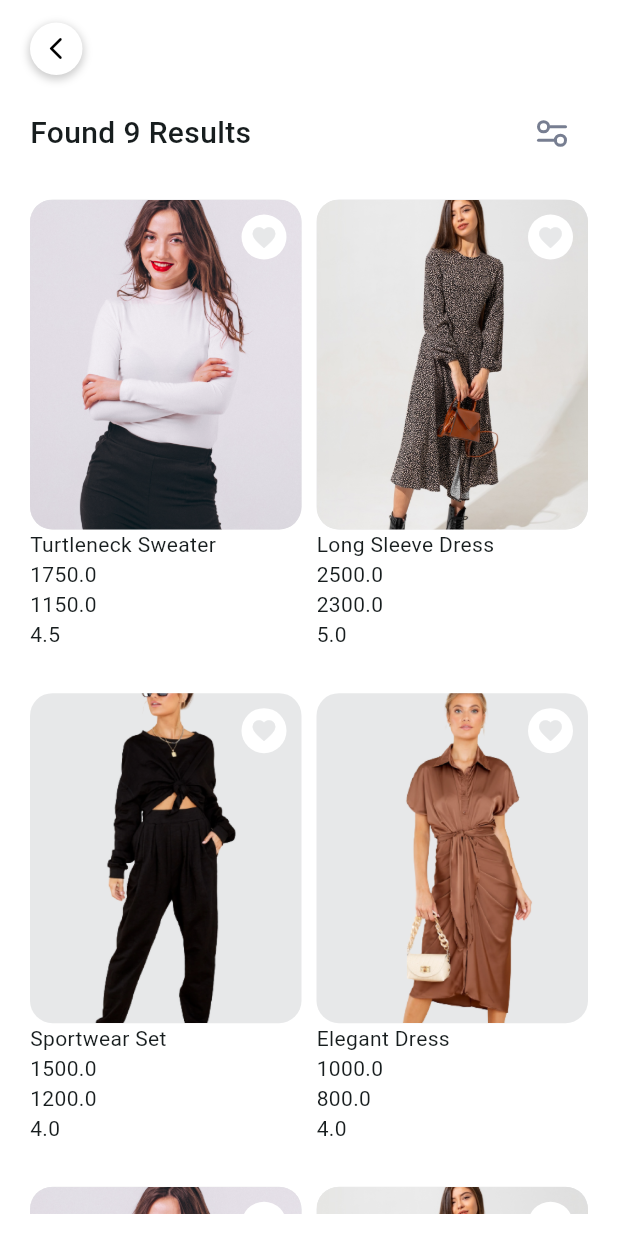
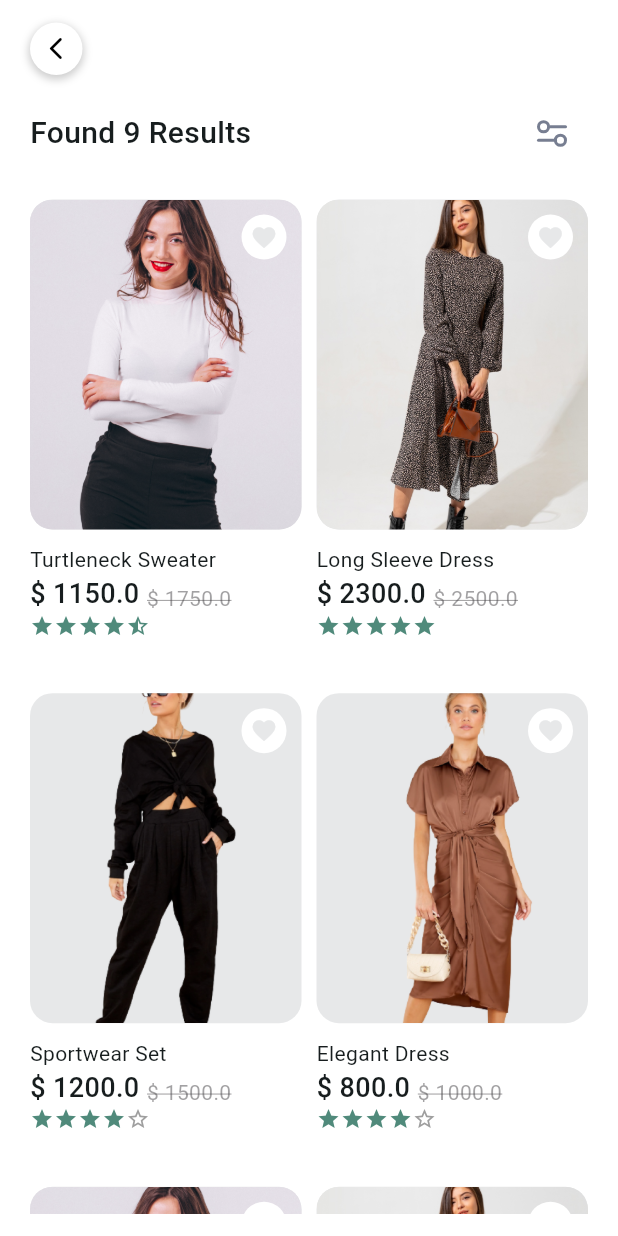
Before and after one commit to hupptechnologies/flutter-shopping-store, a Flutter app: the ProductListView screen opened by its route, on a phone screen of 412 x 824 dp. Run offline on Flutter 3.47's test engine with Material 3 defaults, Android fonts, the phone set to English and light mode, and no system bars; drawn by our look-alikes of custom_rating_bar; our stand-ins replace carousel_slider, cookie_jar, dio, dio_cookie_manager, flutter_svg, get and 1 more; statements that could not run were skipped.

```diff
--- a/lib/common/constant/app_colors.dart
+++ b/lib/common/constant/app_colors.dart
@@ -4,7 +4,9 @@ abstract class AppColors {
   static const Color lightGray = Color(0xFFE7E8E9);
   static const Color darkGray = Color(0xFF464447);
   static const Color offRed = Color.fromARGB(255, 186, 49, 49);
+  static const Color lightRed = Color(0xFFFF6E6E);
   static const Color successMsgBG = Color.fromARGB(227, 68, 165, 3);
+  static const Color lightGreen = Color(0xFF508A7B);
 
   static Color hexToColor(String hexCode) {
     if (hexCode.length == 6) {
--- a/lib/extension/string_extensions.dart
+++ b/lib/extension/string_extensions.dart
@@ -1,5 +1,5 @@
 extension StringExtensions on String {
-  String toFirstUppercase() {
+  String toFirstLatterUppercase() {
     if (isEmpty) return this;
     return this[0].toUpperCase() + substring(1);
   }
--- a/lib/screens/product/controller/product_list_controller.dart
+++ b/lib/screens/product/controller/product_list_controller.dart
@@ -12,7 +12,15 @@ class ProductListController extends GetxController {
     super.onInit();
 
     final arguments = Get.arguments;
-    title.value = arguments['title'].toString().toFirstUppercase();
+    title.value = arguments['title'].toString().toFirstLatterUppercase();
     productList.value = productDtoFromJson(DummyData.productList);
   }
+
+  void toggleFavorite(int index) {
+    if (index != -1) {
+      final bool isFavorite = !productList[index].isFavorite;
+      productList[index].isFavorite = isFavorite;
+      productList.refresh();
+    }
+  }
 }
--- a/lib/screens/product/view/product_list_view.dart
+++ b/lib/screens/product/view/product_list_view.dart
@@ -5,7 +5,9 @@ import 'package:e_commerce/common/utils/common_getx.dart';
 import 'package:e_commerce/data/product/product.dart';
 import 'package:e_commerce/screens/product/controller/product_list_controller.dart';
 import 'package:e_commerce/widgets/back_button.dart';
+import 'package:e_commerce/widgets/discount_price_widget.dart';
 import 'package:e_commerce/widgets/drawer/view/filter_drawer_view.dart';
+import 'package:e_commerce/widgets/rating_widget.dart';
 import 'package:flutter/material.dart';
 import 'package:flutter_svg/flutter_svg.dart';
 import 'package:get/get.dart';
@@ -26,11 +28,11 @@ class ProductListView extends GetView<ProductListController> {
           child: Column(
             crossAxisAlignment: CrossAxisAlignment.start,
             children: [
-              buildBackButtonOrTitle(),
-              buildTextWithFilter(),
+              backButtonOrTitleWidget(),
+              textWithFilterWidget(),
               Expanded(
                 child: SingleChildScrollView(
-                  child: buildProductList(),
+                  child: productListWidget(),
                 ),
               ),
             ],
@@ -40,7 +42,7 @@ class ProductListView extends GetView<ProductListController> {
     );
   }
 
-  Widget buildBackButtonOrTitle() {
+  Widget backButtonOrTitleWidget() {
     return Row(
       crossAxisAlignment: CrossAxisAlignment.center,
       children: [
@@ -62,16 +64,18 @@ class ProductListView extends GetView<ProductListController> {
     );
   }
 
-  Widget buildTextWithFilter() {
+  Widget textWithFilterWidget() {
     return Padding(
       padding: const EdgeInsets.only(top: 15),
       child: Row(
         mainAxisAlignment: MainAxisAlignment.spaceBetween,
         children: [
-          Text(
-            'Found ${controller.productList.length.toString()} Results',
-            softWrap: true,
-            style: const TextStyle(fontSize: 20, fontWeight: FontWeight.w500),
+          Obx(
+            () => Text(
+              'Found ${controller.productList.length.toString()} Results',
+              softWrap: true,
+              style: const TextStyle(fontSize: 20, fontWeight: FontWeight.w500),
+            ),
           ),
           Builder(builder: (context) {
             return IconButton(
@@ -86,7 +90,7 @@ class ProductListView extends GetView<ProductListController> {
     );
   }
 
-  Widget buildProductList() {
+  Widget productListWidget() {
     return Padding(
       padding: const EdgeInsets.only(top: 20),
       child: Obx(
@@ -101,14 +105,14 @@ class ProductListView extends GetView<ProductListController> {
           ),
           itemBuilder: (context, index) {
             final ProductDto item = controller.productList[index];
-            return buildProduct(item);
+            return productWidget(item, index);
           },
         ),
       ),
     );
   }
 
-  Widget buildProduct(ProductDto item) {
+  Widget productWidget(ProductDto item, int index) {
     return Column(
       crossAxisAlignment: CrossAxisAlignment.start,
       children: [
@@ -132,25 +136,32 @@ class ProductListView extends GetView<ProductListController> {
                   backgroundColor: Colors.white,
                   child: IconButton(
                     padding: EdgeInsets.zero,
-                    icon: const Icon(
+                    icon: Icon(
                       Icons.favorite,
-                      color: AppColors.lightGray,
+                      color: item.isFavorite
+                          ? AppColors.lightRed
+                          : AppColors.lightGray,
                       size: 18,
                     ),
-                    onPressed: () {
-                      // Handle the button press
-                      print('Button Pressed');
-                    },
+                    onPressed: () => controller.toggleFavorite(index),
                   ),
                 ),
               ),
             ],
           ),
         ),
-        Text(item.name!),
-        Text(item.price!.toString()),
-        Text(item.discountPrice!.toString()),
-        Text(item.rating!.toString()),
+        const SizedBox(height: 10),
+        Text(
+          item.name!,
+          style: const TextStyle(
+            overflow: TextOverflow.ellipsis,
+          ),
+        ),
+        DiscountPriceWidget(
+          discountPrice: item.discountPrice!,
+          price: item.price!,
+        ),
+        RatingWidget(value: item.rating ?? 0)
       ],
     );
   }
--- /dev/null
+++ b/lib/widgets/discount_price_widget.dart
@@ -0,0 +1,38 @@
+import 'package:e_commerce/common/constant/app_colors.dart';
+import 'package:flutter/material.dart';
+
+class DiscountPriceWidget extends StatelessWidget {
+  final double discountPrice;
+  final double price;
+
+  const DiscountPriceWidget({
+    super.key,
+    required this.discountPrice,
+    required this.price,
+  });
+
+  @override
+  Widget build(BuildContext context) {
+    return Row(
+      crossAxisAlignment: CrossAxisAlignment.end,
+      children: [
+        Text(
+          '\$ $discountPrice',
+          style: const TextStyle(
+            fontWeight: FontWeight.w500,
+            fontSize: 18,
+          ),
+        ),
+        const SizedBox(width: 5),
+        Text(
+          '\$ $price',
+          style: TextStyle(
+              color: AppColors.darkGray.withOpacity(0.5),
+              decoration: TextDecoration.lineThrough,
+              decorationThickness: 1,
+              decorationColor: AppColors.darkGray.withOpacity(0.5)),
+        ),
+      ],
+    );
+  }
+}
--- /dev/null
+++ b/lib/widgets/rating_widget.dart
@@ -0,0 +1,31 @@
+import 'package:custom_rating_bar/custom_rating_bar.dart';
+import 'package:e_commerce/common/constant/app_colors.dart';
+import 'package:flutter/material.dart';
+
+class RatingWidget extends StatelessWidget {
+  final double value;
+  final void Function(double)? onRatingChanged;
+  final double size;
+
+  const RatingWidget({
+    super.key,
+    required this.value,
+    this.onRatingChanged,
+    this.size = 16,
+  });
+
+  @override
+  Widget build(BuildContext context) {
+    return RatingBar(
+      isHalfAllowed: true,
+      filledIcon: Icons.star,
+      emptyIcon: Icons.star_border,
+      onRatingChanged: onRatingChanged,
+      initialRating: value,
+      halfFilledIcon: Icons.star_half,
+      filledColor: AppColors.lightGreen,
+      halfFilledColor: AppColors.lightGreen,
+      size: size,
+    );
+  }
+}
--- a/pubspec.yaml
+++ b/pubspec.yaml
@@ -20,6 +20,7 @@ dependencies:
   dio_cookie_manager: ^2.0.0
   cookie_jar: ^3.0.1
   searchfield: ^1.1.8
+  custom_rating_bar: ^3.0.0
 
 dev_dependencies:
   flutter_test:
```
Also changed, not shown: pubspec.lock.
